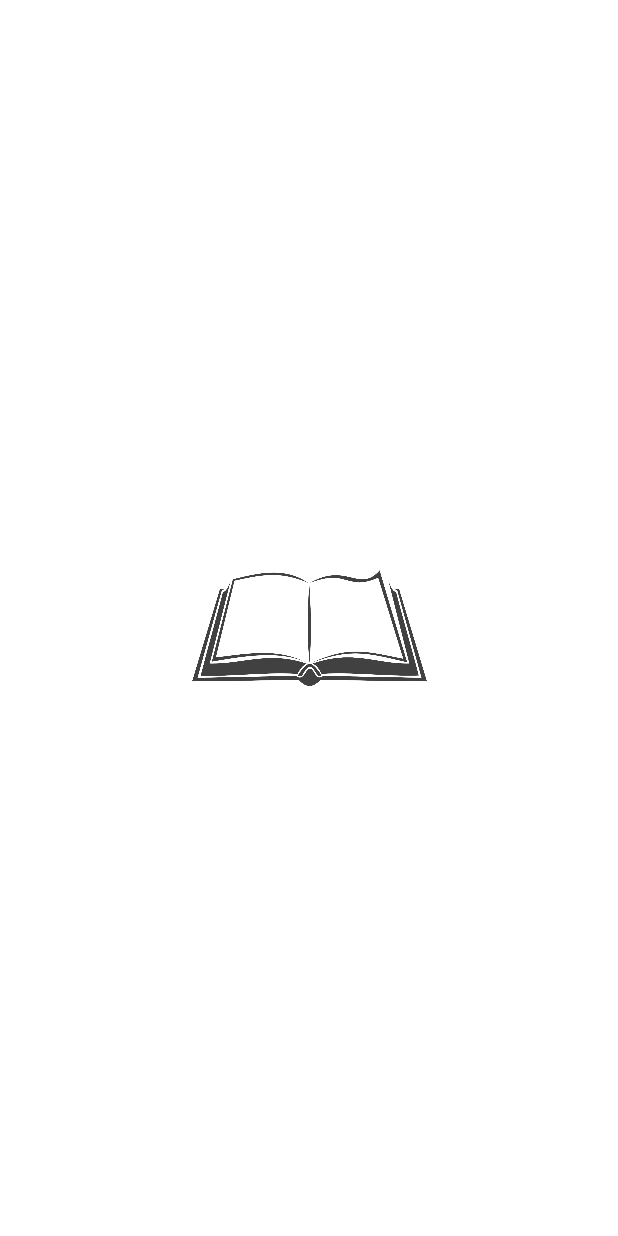
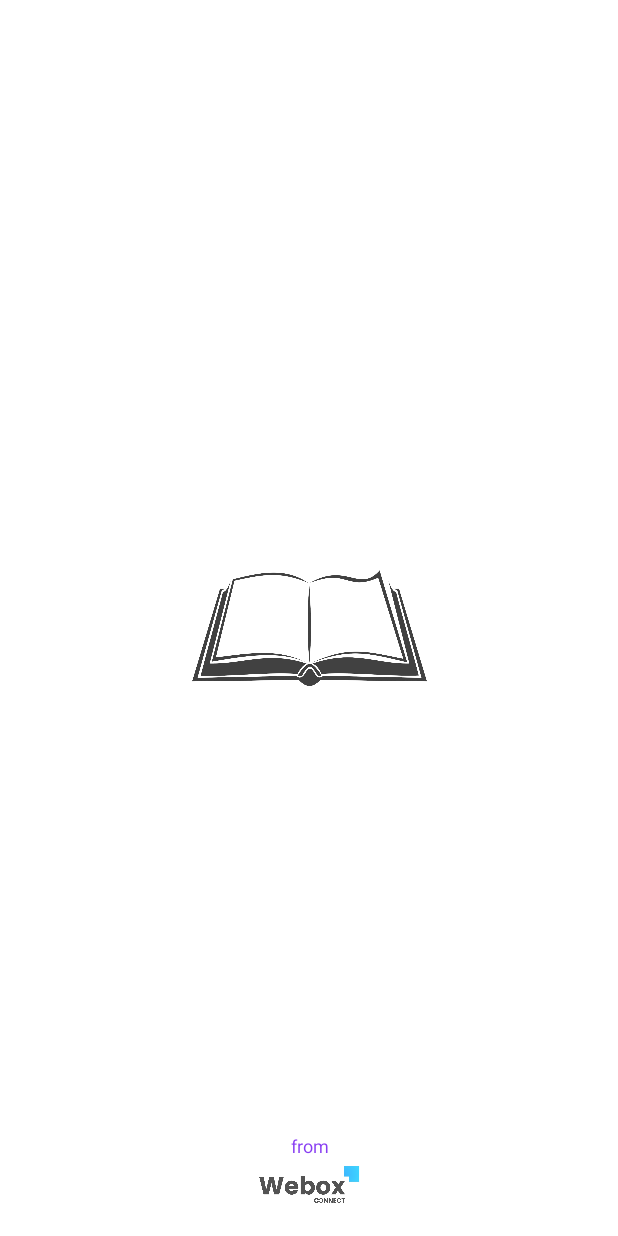
Before and after one commit to josh-Muleshi/church, an Android app built with Jetpack Compose: the first screen one second after launch (MainActivity), on a phone screen of 412 x 824 dp. Run offline under Robolectric (Android 15) with nearby library versions, the phone set to English and light mode, and no system bars; our stand-ins replace Dagger/Hilt's generated code.

Commit message:
startup logo added

```diff
--- a/app/src/main/java/cd/wayupdev/church/ui/screen/splash/SplashScreen.kt
+++ b/app/src/main/java/cd/wayupdev/church/ui/screen/splash/SplashScreen.kt
@@ -5,10 +5,9 @@ import androidx.compose.animation.core.tween
 import androidx.compose.foundation.Image
 import androidx.compose.foundation.background
 import androidx.compose.foundation.isSystemInDarkTheme
-import androidx.compose.foundation.layout.Box
-import androidx.compose.foundation.layout.fillMaxSize
-import androidx.compose.foundation.layout.size
+import androidx.compose.foundation.layout.*
 import androidx.compose.material.MaterialTheme
+import androidx.compose.material.Text
 import androidx.compose.runtime.LaunchedEffect
 import androidx.compose.runtime.getValue
 import androidx.compose.runtime.setValue
@@ -20,7 +19,9 @@ import androidx.compose.ui.Modifier
 import androidx.compose.ui.draw.alpha
 import androidx.compose.ui.graphics.Color
 import androidx.compose.ui.res.painterResource
+import androidx.compose.ui.text.font.FontWeight
 import androidx.compose.ui.unit.dp
+import androidx.compose.ui.unit.sp
 import androidx.navigation.NavHostController
 import cd.wayupdev.church.R
 import cd.wayupdev.church.app.navigation.Screen
@@ -48,15 +49,36 @@ fun AnimatedSplashScreen(navController: NavHostController) {
 fun Splash(alpha: Float) {
     Box(modifier = Modifier
         .background(if (isSystemInDarkTheme()) Color.Black else MaterialTheme.colors.background)
-        .fillMaxSize(),
-        contentAlignment = Alignment.Center
+        .fillMaxSize()
     ){
         Image(
             modifier = Modifier
+                .align(Alignment.Center)
                 .size(170.dp)
                 .alpha(alpha = alpha),
             painter = painterResource(id = R.drawable.ic_bible),
             contentDescription = "app logo"
         )
+
+        Column(modifier = Modifier
+            .padding(16.dp)
+            .align(Alignment.BottomCenter), horizontalAlignment = Alignment.CenterHorizontally) {
+            Text(
+                text = "from",
+                fontSize = 12.sp,
+                fontWeight = FontWeight.Normal,
+                color = MaterialTheme.colors.primary,
+                modifier = Modifier
+                    .alpha(alpha = alpha)
+            )
+            Image(
+                modifier = Modifier
+                    .padding(4.dp)
+                    .width(70.dp)
+                    .alpha(alpha = alpha),
+                painter = painterResource(id = R.drawable.ic_webox),
+                contentDescription = "webox"
+            )
+        }
     }
 }
```
Also changed, not shown: app/src/main/res/drawable/ic_webox.jpg (added).
